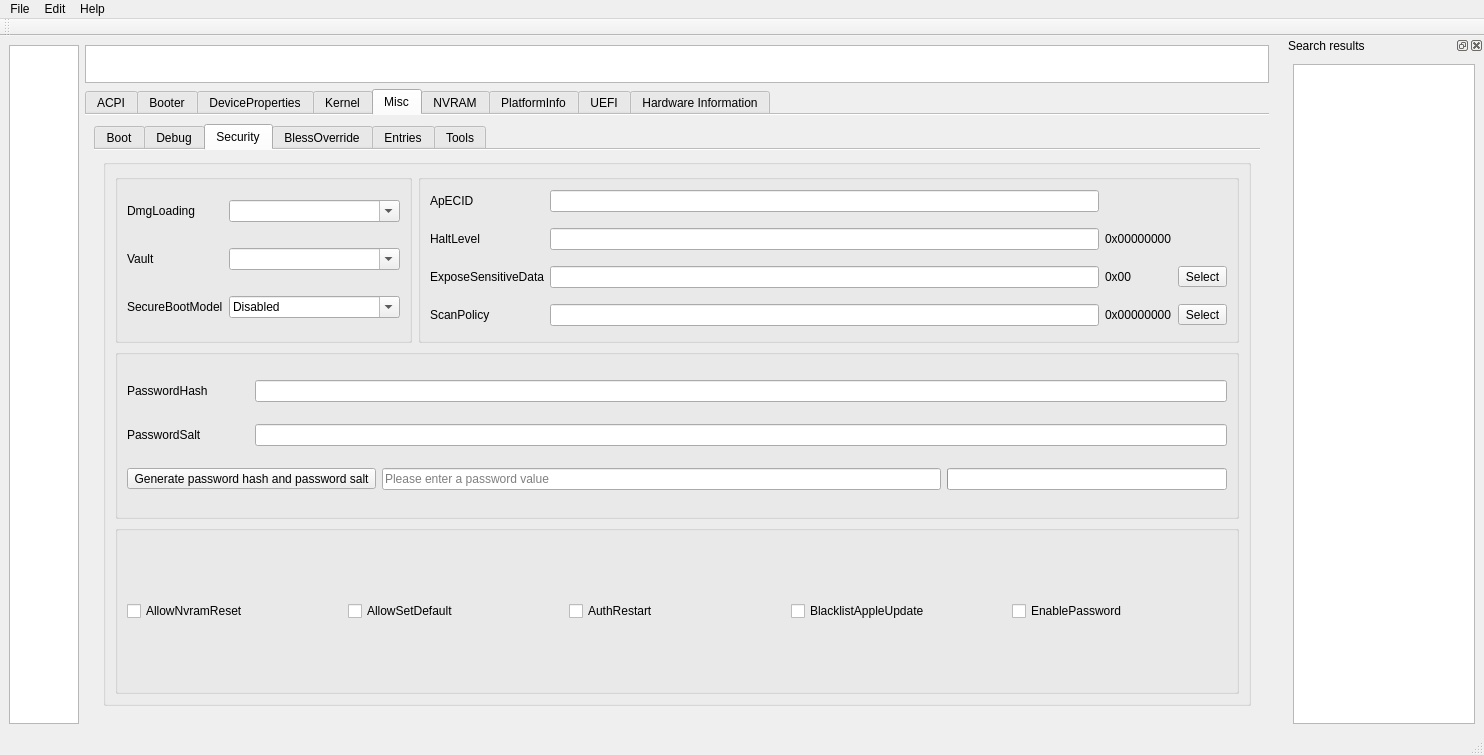
Before: the Qt Designer form mainwindow.ui in ic005k/OCAuxiliaryTools, drawn with Qt 5.
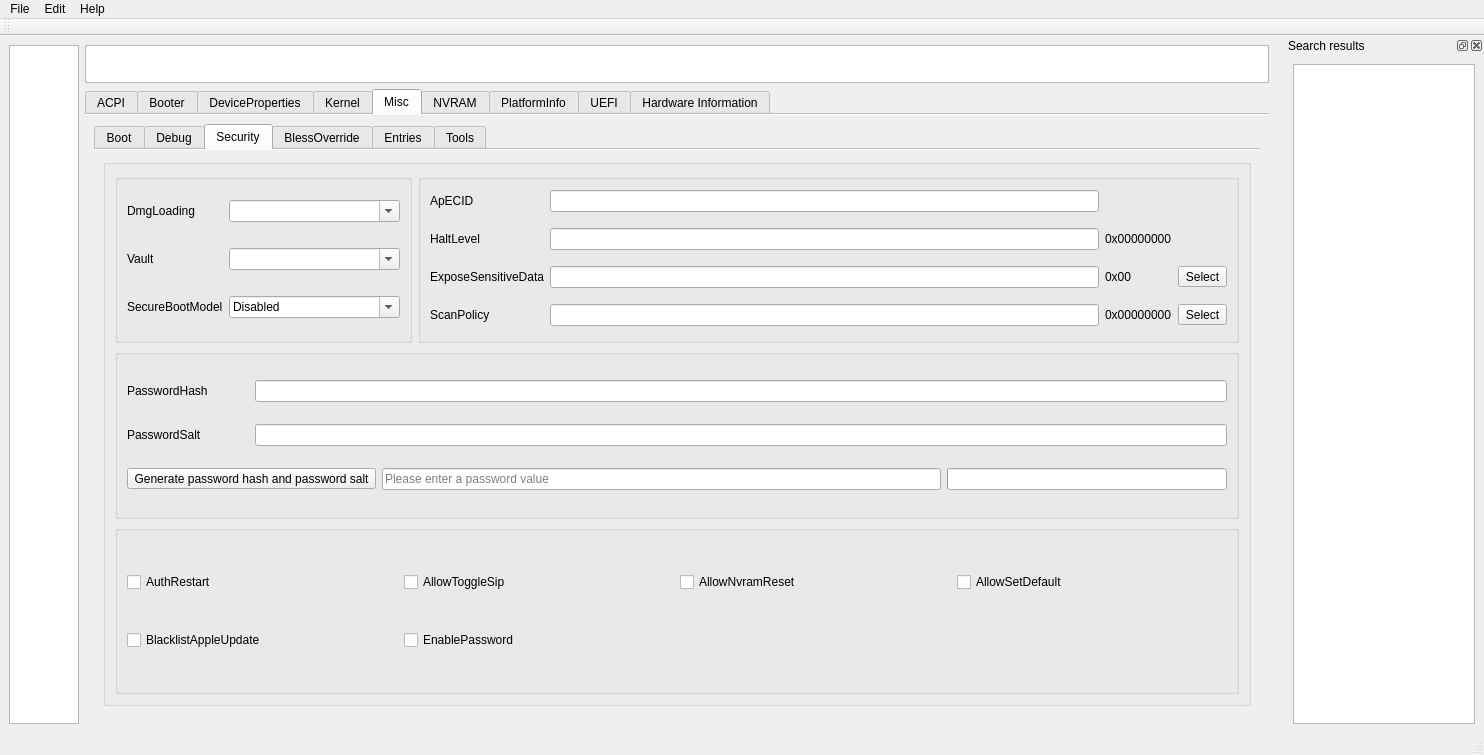
After: the same form once the commit is applied. The open tabs and pages were chosen to show the change. Icons and pictures are not drawn.

```diff
--- a/mainwindow.ui
+++ b/mainwindow.ui
@@ -4631,14 +4631,25 @@
                  <property name="title">
                   <string/>
                  </property>
-                 <layout class="QHBoxLayout" name="horizontalLayout_9">
-                  <property name="topMargin">
-                   <number>0</number>
-                  </property>
-                  <property name="bottomMargin">
-                   <number>0</number>
-                  </property>
-                  <item>
+                 <layout class="QGridLayout" name="gridLayout_63">
+                  <item row="0" column="3">
+                   <widget class="QCheckBox" name="chkAllowSetDefault">
+                    <property name="toolTip">
+                     <string> Allow CTRL+Enter and CTRL+Index handling to set the default boot option in boot picker.
+
+----
+
+ 允许CTRL+Enter和CTRL+Index操作，在引导选择器中设置默认引导选项。</string>
+                    </property>
+                    <property name="statusTip">
+                     <string> Allow CTRL+Enter and CTRL+Index handling to set the default boot option in boot picker.</string>
+                    </property>
+                    <property name="text">
+                     <string>AllowSetDefault</string>
+                    </property>
+                   </widget>
+                  </item>
+                  <item row="0" column="2">
                    <widget class="QCheckBox" name="chkAllowNvramReset">
                     <property name="toolTip">
                      <string>Description: Allow CMD+OPT+P+R handling and enable showing NVRAM Reset entry in OpenCore picker.
@@ -4663,24 +4674,46 @@
                     </property>
                    </widget>
                   </item>
-                  <item>
-                   <widget class="QCheckBox" name="chkAllowSetDefault">
+                  <item row="0" column="1">
+                   <widget class="QCheckBox" name="chkAllowToggleSip">
                     <property name="toolTip">
                      <string> Allow CTRL+Enter and CTRL+Index handling to set the default boot option in boot picker.
 
 ----
 
- 允许CTRL+Enter和CTRL+Index操作，在引导选择器中设置默认引导选项。</string>
+类型：plist布尔值
+
+描述：用于在OpenCore选取器中禁用和启用系统完整性保护。
+
+这将使苹果NVRAM变量csr-active-config在SIP Enabled的0和SIP Disabled的当前macOS默认值（Big Sur目前为0x6F）之间切换。
+
+注意1：在旧版本的macOS（例如Catalina和以下的版本）上使用较新版本的SIP Disabled值，如果使用csrutil status查询，将报告一个未知的设置，但仍将正确运行，并且是安全的，因为新的位被添加，但旧的位在macOS版本之间没有被删除。(可以将CsrUtil.efi配置为TextMode Tools条目，以配置不同的值，例如，使用Arguments中的toggle 0x67来切换macOS Catalina的默认SIP Disabled值。)
+
+注意2：强烈建议不要养成在禁用SIP的情况下运行macOS的习惯。使用这个启动选项可以在真正需要的时候更容易快速地禁用SIP保护，之后应该再重新启用。</string>
+                    </property>
+                    <property name="text">
+                     <string>AllowToggleSip</string>
+                    </property>
+                   </widget>
+                  </item>
+                  <item row="1" column="0">
+                   <widget class="QCheckBox" name="chkBlacklistAppleUpdate">
+                    <property name="toolTip">
+                     <string>Note: This option exists due to some operating systems, namely macOS Big Sur, being incapable of disabling firmware updates with the NVRAM variable (run-efi-updater).
+
+----
+
+注意：这个选项的存在是由于某些操作系统，即macOS Big Sur，无法使用NVRAM变量（run-efi-updater）禁用固件更新。</string>
                     </property>
                     <property name="statusTip">
                      <string> Allow CTRL+Enter and CTRL+Index handling to set the default boot option in boot picker.</string>
                     </property>
                     <property name="text">
-                     <string>AllowSetDefault</string>
+                     <string>BlacklistAppleUpdate</string>
                     </property>
                    </widget>
                   </item>
-                  <item>
+                  <item row="0" column="0">
                    <widget class="QCheckBox" name="chkAuthRestart">
                     <property name="toolTip">
                      <string>Authenticated restart is a way to reboot FileVault 2 enabled macOS without entering the password. 
@@ -4705,24 +4738,7 @@
                     </property>
                    </widget>
                   </item>
-                  <item>
-                   <widget class="QCheckBox" name="chkBlacklistAppleUpdate">
-                    <property name="toolTip">
-                     <string>Note: This option exists due to some operating systems, namely macOS Big Sur, being incapable of disabling firmware updates with the NVRAM variable (run-efi-updater).
-
-----
-
-注意：这个选项的存在是由于某些操作系统，即macOS Big Sur，无法使用NVRAM变量（run-efi-updater）禁用固件更新。</string>
-                    </property>
-                    <property name="statusTip">
-                     <string>Ignore boot options trying to update Apple peripheral firmware (e.g. MultiUpdater.efi).</string>
-                    </property>
-                    <property name="text">
-                     <string>BlacklistAppleUpdate</string>
-                    </property>
-                   </widget>
-                  </item>
-                  <item>
+                  <item row="1" column="1">
                    <widget class="QCheckBox" name="chkEnablePassword">
                     <property name="toolTip">
                      <string>Password protection ensures that sensitive operations like booting a non-default operating system (e.g. macOS recovery or a tool), resetting NVRAM storage, trying to boot into a non-default mode (e.g. verbose mode or safe mode) are not allowed without explicit user authentication by a custom password. Currently password and salt are hashed with 5000000 iterations of SHA-512.
```
Left out of the diff: 14 changed lines with no effect on the pictures.
